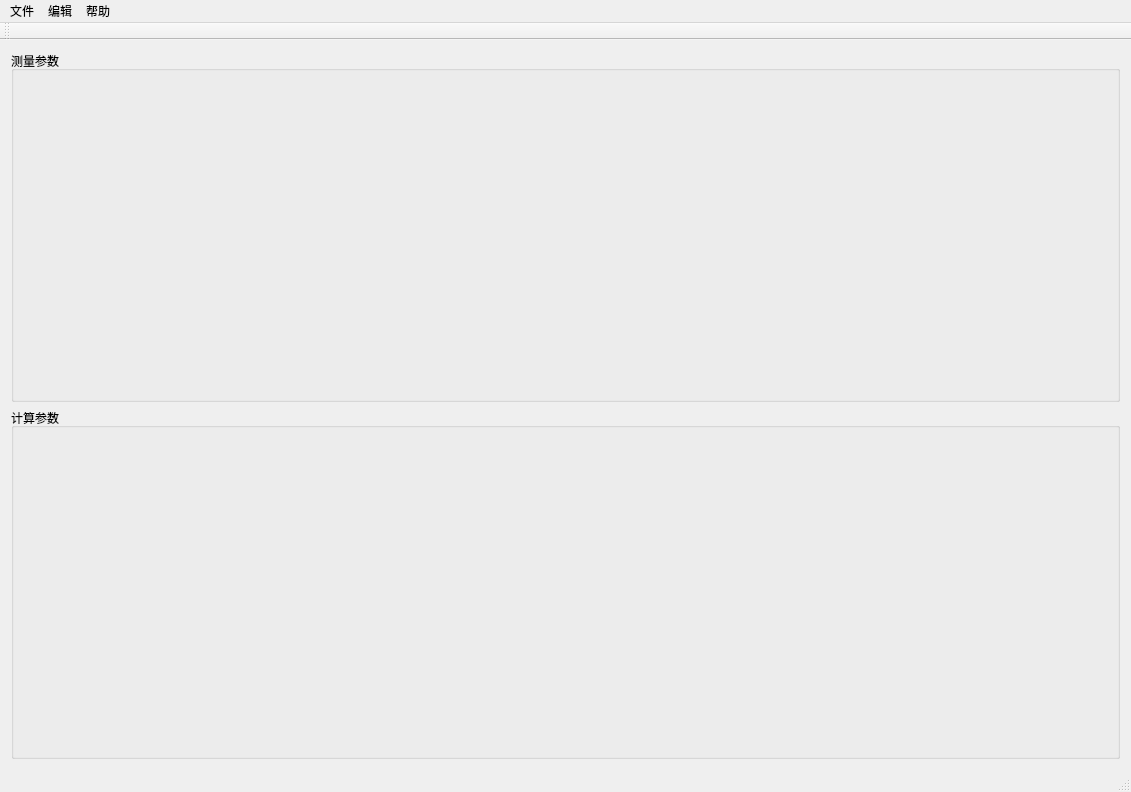
Qt form ui/mainwindow.ui (PuddingZJU/huawei_antenna_modeling) before a commit.
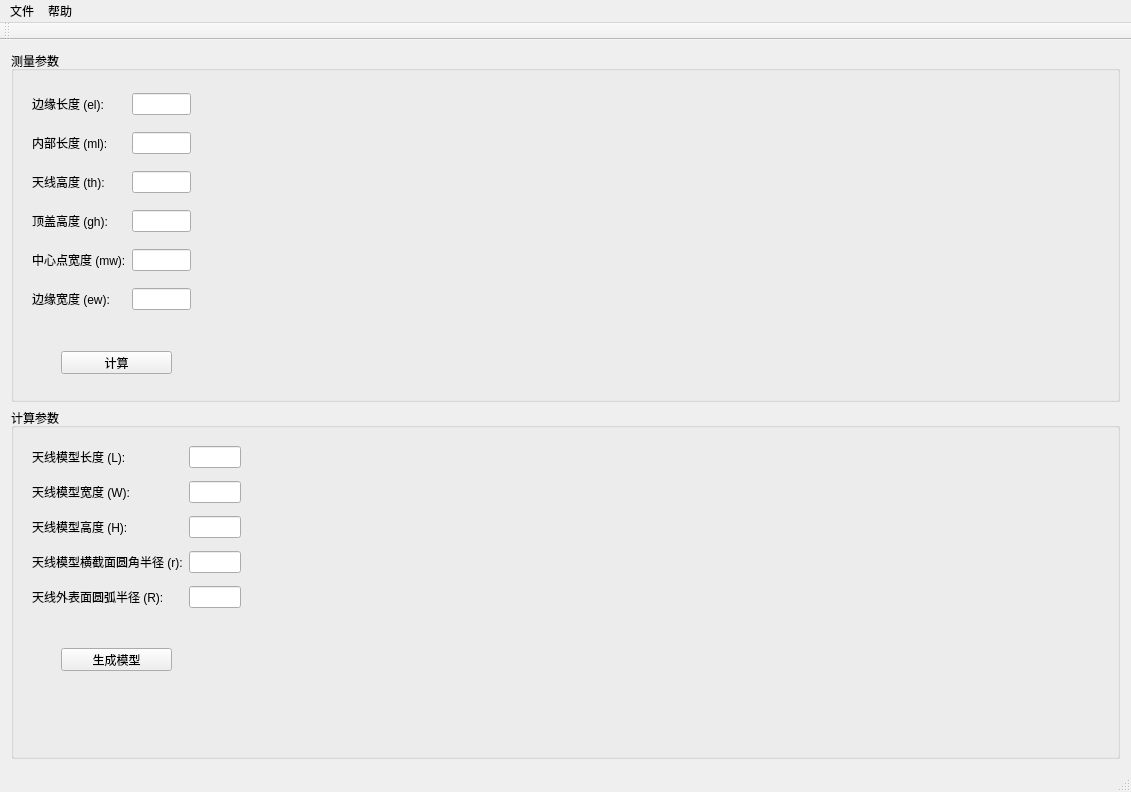
The same form after that commit.

What changed in the file:
```diff
--- a/ui/mainwindow.ui
+++ b/ui/mainwindow.ui
@@ -32,6 +32,91 @@
         <property name="title">
          <string>测量参数</string>
         </property>
+        <widget class="QWidget" name="layoutWidget">
+         <property name="geometry">
+          <rect>
+           <x>10</x>
+           <y>20</y>
+           <width>181</width>
+           <height>261</height>
+          </rect>
+         </property>
+         <layout class="QGridLayout" name="gridLayout">
+          <item row="5" column="1">
+           <widget class="QLineEdit" name="lineEdit_ew"/>
+          </item>
+          <item row="1" column="1">
+           <widget class="QLineEdit" name="lineEdit_ml"/>
+          </item>
+          <item row="5" column="0">
+           <widget class="QLabel" name="label_6">
+            <property name="text">
+             <string>边缘宽度 (ew):</string>
+            </property>
+           </widget>
+          </item>
+          <item row="1" column="0">
+           <widget class="QLabel" name="label_2">
+            <property name="text">
+             <string>内部长度 (ml):</string>
+            </property>
+           </widget>
+          </item>
+          <item row="4" column="1">
+           <widget class="QLineEdit" name="lineEdit_mw"/>
+          </item>
+          <item row="3" column="0">
+           <widget class="QLabel" name="label_4">
+            <property name="text">
+             <string>顶盖高度 (gh):</string>
+            </property>
+           </widget>
+          </item>
+          <item row="2" column="0">
+           <widget class="QLabel" name="label_3">
+            <property name="text">
+             <string>天线高度 (th):</string>
+            </property>
+           </widget>
+          </item>
+          <item row="0" column="0">
+           <widget class="QLabel" name="label">
+            <property name="text">
+             <string>边缘长度 (el):</string>
+            </property>
+           </widget>
+          </item>
+          <item row="0" column="1">
+           <widget class="QLineEdit" name="lineEdit_el"/>
+          </item>
+          <item row="3" column="1">
+           <widget class="QLineEdit" name="lineEdit_gh"/>
+          </item>
+          <item row="2" column="1">
+           <widget class="QLineEdit" name="lineEdit_th"/>
+          </item>
+          <item row="4" column="0">
+           <widget class="QLabel" name="label_5">
+            <property name="text">
+             <string>中心点宽度 (mw):</string>
+            </property>
+           </widget>
+          </item>
+         </layout>
+        </widget>
+        <widget class="QPushButton" name="calculateButton">
+         <property name="geometry">
+          <rect>
+           <x>50</x>
+           <y>300</y>
+           <width>111</width>
+           <height>23</height>
+          </rect>
+         </property>
+         <property name="text">
+          <string>计算</string>
+         </property>
+        </widget>
        </widget>
       </item>
       <item>
@@ -39,6 +124,81 @@
         <property name="title">
          <string>计算参数</string>
         </property>
+        <widget class="QWidget" name="layoutWidget_2">
+         <property name="geometry">
+          <rect>
+           <x>10</x>
+           <y>20</y>
+           <width>231</width>
+           <height>201</height>
+          </rect>
+         </property>
+         <layout class="QGridLayout" name="gridLayout_2">
+          <item row="1" column="1">
+           <widget class="QLineEdit" name="lineEdit_W"/>
+          </item>
+          <item row="2" column="0">
+           <widget class="QLabel" name="label_10">
+            <property name="text">
+             <string>天线模型高度 (H):</string>
+            </property>
+           </widget>
+          </item>
+          <item row="3" column="0">
+           <widget class="QLabel" name="label_9">
+            <property name="text">
+             <string>天线模型横截面圆角半径 (r):</string>
+            </property>
+           </widget>
+          </item>
+          <item row="1" column="0">
+           <widget class="QLabel" name="label_8">
+            <property name="text">
+             <string>天线模型宽度 (W):</string>
+            </property>
+           </widget>
+          </item>
+          <item row="4" column="1">
+           <widget class="QLineEdit" name="lineEdit_R"/>
+          </item>
+          <item row="0" column="0">
+           <widget class="QLabel" name="label_11">
+            <property name="text">
+             <string>天线模型长度 (L):</string>
+            </property>
+           </widget>
+          </item>
+          <item row="0" column="1">
+           <widget class="QLineEdit" name="lineEdit_L"/>
+          </item>
+          <item row="3" column="1">
+           <widget class="QLineEdit" name="lineEdit_r"/>
+          </item>
+          <item row="4" column="0">
+           <widget class="QLabel" name="label_12">
+            <property name="text">
+             <string>天线外表面圆弧半径 (R):</string>
+            </property>
+           </widget>
+          </item>
+          <item row="2" column="1">
+           <widget class="QLineEdit" name="lineEdit_H"/>
+          </item>
+         </layout>
+        </widget>
+        <widget class="QPushButton" name="ShowModelButton">
+         <property name="geometry">
+          <rect>
+           <x>50</x>
+           <y>240</y>
+           <width>111</width>
+           <height>23</height>
+          </rect>
+         </property>
+         <property name="text">
+          <string>生成模型</string>
+         </property>
+        </widget>
        </widget>
       </item>
      </layout>
@@ -65,13 +225,6 @@
     <addaction name="actionExportOBJ"/>
     <addaction name="actionExit"/>
    </widget>
-   <widget class="QMenu" name="menu_2">
-    <property name="title">
-     <string>编辑</string>
-    </property>
-    <addaction name="actionUndo"/>
-    <addaction name="actionRedo"/>
-   </widget>
    <widget class="QMenu" name="menu_4">
     <property name="title">
      <string>帮助</string>
@@ -80,7 +233,6 @@
     <addaction name="actionAbout"/>
    </widget>
    <addaction name="menu"/>
-   <addaction name="menu_2"/>
    <addaction name="menu_4"/>
   </widget>
   <widget class="QToolBar" name="mainToolBar">
```
Left out of the diff: 18 changed lines with no effect on the pictures.
